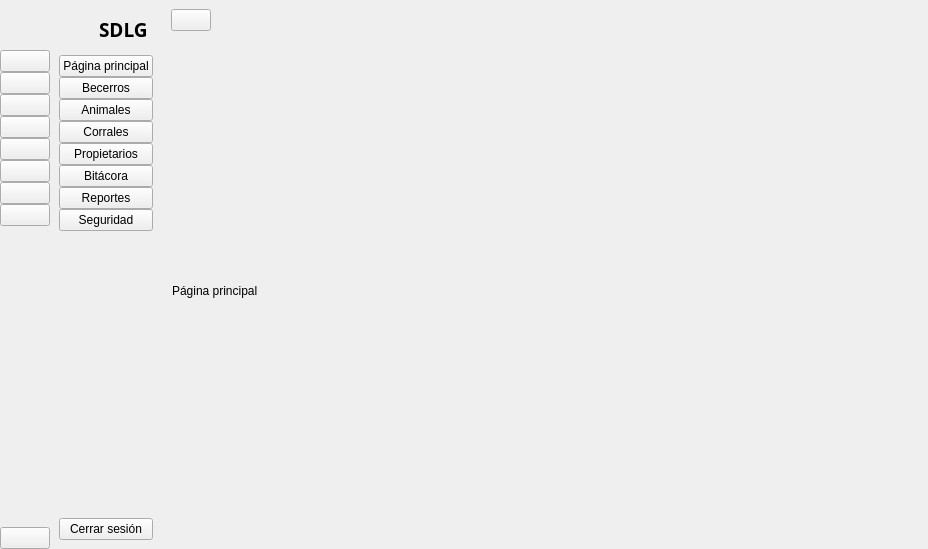
Qt form img/icons/menu.ui (Murderd0ll/SDLG_Software_Plantilla) before a commit.
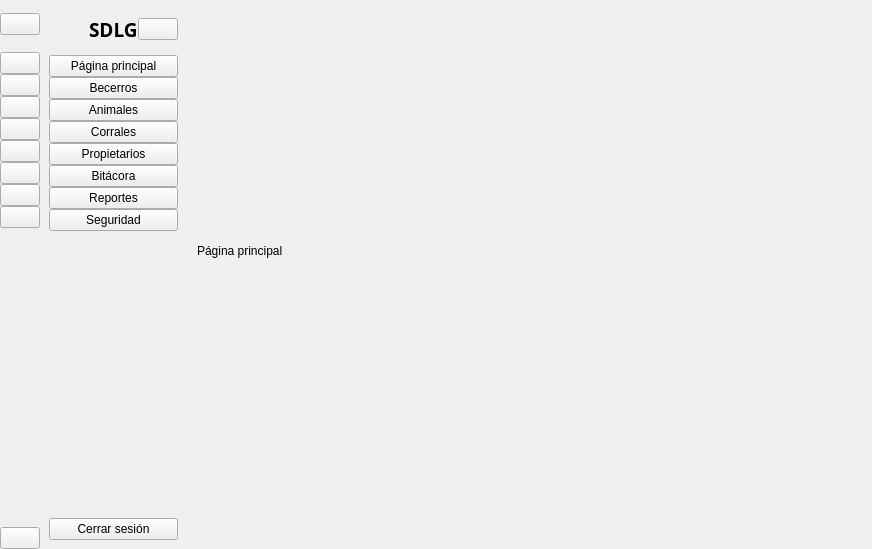
The same form after that commit. Icons and pictures are not drawn.

```diff
--- a/img/icons/menu.ui
+++ b/img/icons/menu.ui
@@ -6,7 +6,7 @@
    <rect>
     <x>0</x>
     <y>0</y>
-    <width>928</width>
+    <width>872</width>
     <height>549</height>
    </rect>
   </property>
@@ -49,39 +49,89 @@
         <number>0</number>
        </property>
        <item>
-        <layout class="QHBoxLayout" name="horizontalLayout">
-         <item>
-          <widget class="QLabel" name="label">
-           <property name="minimumSize">
-            <size>
-             <width>50</width>
-             <height>50</height>
-            </size>
-           </property>
-           <property name="maximumSize">
-            <size>
-             <width>50</width>
-             <height>50</height>
-            </size>
-           </property>
-           <property name="text">
-            <string/>
-           </property>
-           <property name="pixmap">
-            <pixmap resource="../../resources.qrc">:/icons/img/icons/logo.png</pixmap>
-           </property>
-           <property name="scaledContents">
-            <bool>true</bool>
-           </property>
-          </widget>
-         </item>
-        </layout>
+        <layout class="QHBoxLayout" name="horizontalLayout"/>
        </item>
        <item>
         <layout class="QVBoxLayout" name="verticalLayout">
          <property name="spacing">
           <number>0</number>
          </property>
+         <item>
+          <widget class="QWidget" name="widget_2" native="true"/>
+         </item>
+         <item>
+          <widget class="QWidget" name="widget_4" native="true">
+           <layout class="QVBoxLayout" name="verticalLayout_6">
+            <property name="spacing">
+             <number>0</number>
+            </property>
+            <property name="leftMargin">
+             <number>0</number>
+            </property>
+            <property name="topMargin">
+             <number>0</number>
+            </property>
+            <property name="rightMargin">
+             <number>0</number>
+            </property>
+            <property name="bottomMargin">
+             <number>0</number>
+            </property>
+            <item>
+             <spacer name="verticalSpacer_3">
+              <property name="orientation">
+               <enum>Qt::Vertical</enum>
+              </property>
+              <property name="sizeType">
+               <enum>QSizePolicy::Preferred</enum>
+              </property>
+              <property name="sizeHint" stdset="0">
+               <size>
+                <width>29</width>
+                <height>13</height>
+               </size>
+              </property>
+             </spacer>
+            </item>
+            <item>
+             <widget class="QPushButton" name="menubtn">
+              <property name="text">
+               <string/>
+              </property>
+              <property name="icon">
+               <iconset resource="../../resources.qrc">
+                <normaloff>:/icons/img/icons/menu.png</normaloff>:/icons/img/icons/menu.png</iconset>
+              </property>
+              <property name="iconSize">
+               <size>
+                <width>14</width>
+                <height>14</height>
+               </size>
+              </property>
+              <property name="checkable">
+               <bool>true</bool>
+              </property>
+             </widget>
+            </item>
+            <item>
+             <spacer name="verticalSpacer_4">
+              <property name="orientation">
+               <enum>Qt::Vertical</enum>
+              </property>
+              <property name="sizeType">
+               <enum>QSizePolicy::Preferred</enum>
+              </property>
+              <property name="sizeHint" stdset="0">
+               <size>
+                <width>20</width>
+                <height>17</height>
+               </size>
+              </property>
+             </spacer>
+            </item>
+           </layout>
+          </widget>
+         </item>
          <item>
           <widget class="QPushButton" name="indexbtn1">
            <property name="text">
@@ -356,6 +406,26 @@
            </property>
           </widget>
          </item>
+         <item>
+          <widget class="QPushButton" name="menubtn_2">
+           <property name="text">
+            <string/>
+           </property>
+           <property name="icon">
+            <iconset resource="../../resources.qrc">
+             <normaloff>:/icons/img/icons/menu.png</normaloff>:/icons/img/icons/menu.png</iconset>
+           </property>
+           <property name="iconSize">
+            <size>
+             <width>14</width>
+             <height>14</height>
+            </size>
+           </property>
+           <property name="checkable">
+            <bool>true</bool>
+           </property>
+          </widget>
+         </item>
         </layout>
        </item>
        <item>
@@ -602,43 +672,7 @@
         <number>0</number>
        </property>
        <item>
-        <widget class="QWidget" name="widget" native="true">
-         <layout class="QHBoxLayout" name="horizontalLayout_3">
-          <item>
-           <widget class="QPushButton" name="menubtn">
-            <property name="text">
-             <string/>
-            </property>
-            <property name="icon">
-             <iconset resource="../../resources.qrc">
-              <normaloff>:/icons/img/icons/menu.png</normaloff>:/icons/img/icons/menu.png</iconset>
-            </property>
-            <property name="iconSize">
-             <size>
-              <width>14</width>
-              <height>14</height>
-             </size>
-            </property>
-            <property name="checkable">
-             <bool>true</bool>
-            </property>
-           </widget>
-          </item>
-          <item>
-           <spacer name="horizontalSpacer_3">
-            <property name="orientation">
-             <enum>Qt::Horizontal</enum>
-            </property>
-            <property name="sizeHint" stdset="0">
-             <size>
-              <width>697</width>
-              <height>20</height>
-             </size>
-            </property>
-           </spacer>
-          </item>
-         </layout>
-        </widget>
+        <widget class="QWidget" name="widget" native="true"/>
        </item>
        <item>
         <widget class="QStackedWidget" name="stackedWidget">
```
Left out of the diff: 159 changed lines with no effect on the pictures.
